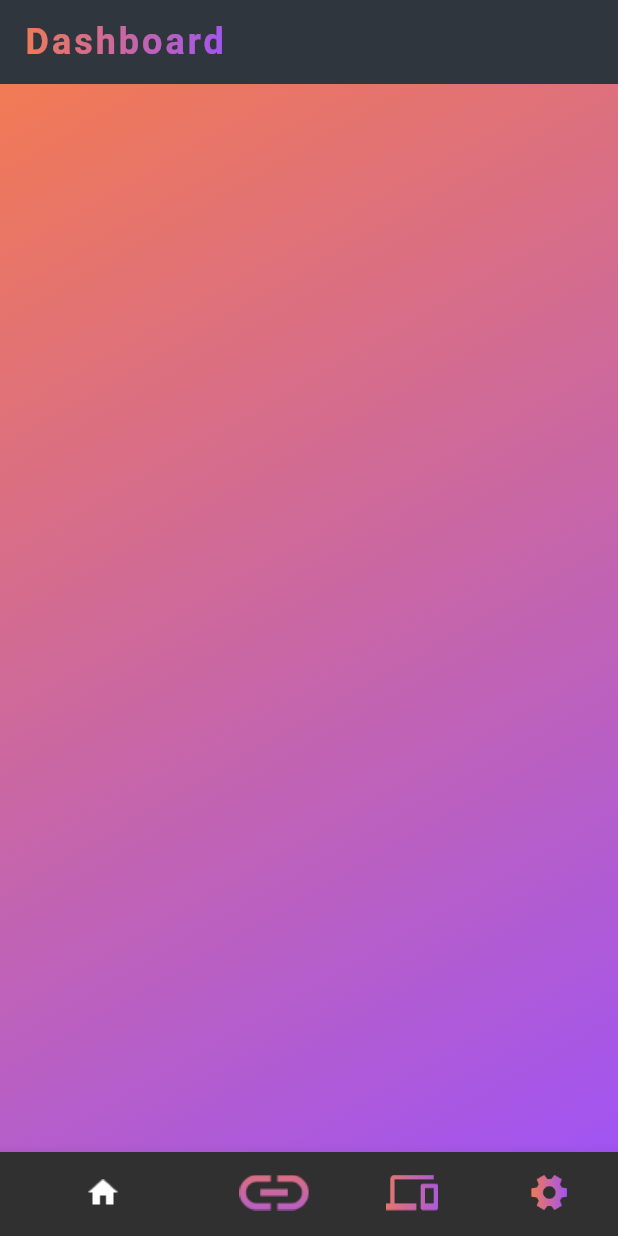
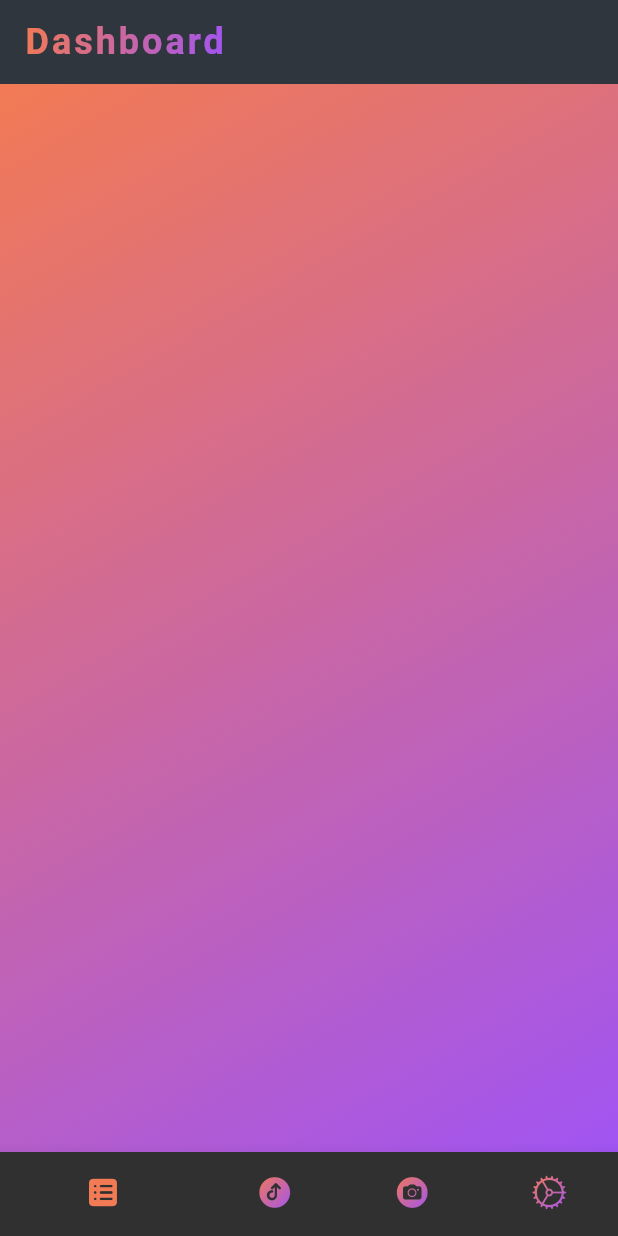
Before and after one commit to lorenacimpean/shit_grabber, a Flutter app: the screen it shows after launch, on a phone screen of 412 x 824 dp. Run offline on Flutter 3.47's test engine with Material 2 defaults, Android fonts, the phone set to English and light mode, and no system bars; our stand-ins replace get; Roboto replaces fonts that are missing (SpaceMono).

Commit message:
finished bottom navigation bar

```diff
--- a/lib/widgets/app_base_screen.dart
+++ b/lib/widgets/app_base_screen.dart
@@ -3,11 +3,9 @@ import 'package:flutter/material.dart';
 import 'package:get/get.dart';
 import 'package:shit_grabber/controllers/base_controlles.dart';
 import 'package:shit_grabber/themes/app_colors.dart';
-import 'package:shit_grabber/themes/app_dimensions.dart';
-import 'package:shit_grabber/themes/app_icon_paths.dart';
-import 'package:shit_grabber/themes/app_strings.dart';
 import 'package:shit_grabber/themes/app_text_theme.dart';
-import 'package:shit_grabber/widgets/gradient_text_widget.dart';
+import 'package:shit_grabber/widgets/app_bottom_nav_widget.dart';
+import 'package:shit_grabber/widgets/gradient_widget.dart';
 
 class AppBaseScreen extends GetView<BaseController> {
   final String screenTitle;
@@ -25,59 +23,23 @@ class AppBaseScreen extends GetView<BaseController> {
       builder: (controller) => Scaffold(
         appBar: _buildAppBar,
         body: _body,
-        bottomNavigationBar: BottomNavigationBar(
-          currentIndex: controller.selectedIndex,
-          onTap: controller.selectNavigationItem,
-          unselectedItemColor: AppColors.secondary,
-          showSelectedLabels: false,
-          enableFeedback: true,
-          type: BottomNavigationBarType.shifting,
-          items: _navigationItems(),
+        bottomNavigationBar: AppBottomNavigationWidget(
+          selectedIndex: controller.selectedIndex,
+          onTabSelected: controller.selectNavigationItem,
         ),
       ),
     );
   }
 
   AppBar get _buildAppBar => AppBar(
-        title: GradientText(
+        title: GradientWidget(Text(
           screenTitle,
           style: AppTextTheme.darkTextTheme.headline2
               ?.copyWith(letterSpacing: 2.0),
-        ),
+        )),
         elevation: 0.0,
         backgroundColor: AppColors.appBlack,
       );
 
   Widget get _body => SafeArea(child: body);
-
-  List<BottomNavigationBarItem> _navigationItems() => [
-        const BottomNavigationBarItem(
-          icon: Image(
-            image: AssetImage(AppIconPaths.home),
-            height: AppDimensions.defaultPadding,
-          ),
-          label: AppStrings.dashboard,
-        ),
-        const BottomNavigationBarItem(
-          icon: Image(
-            image: AssetImage(AppIconPaths.link),
-            height: AppDimensions.defaultPadding,
-          ),
-          label: AppStrings.loadDocuments,
-        ),
-        const BottomNavigationBarItem(
-          icon: Image(
-            image: AssetImage(AppIconPaths.phoneLink),
-            height: AppDimensions.defaultPadding,
-          ),
-          label: AppStrings.takePhoto,
-        ),
-        const BottomNavigationBarItem(
-          icon: Image(
-            image: AssetImage(AppIconPaths.settings),
-            height: AppDimensions.defaultPadding,
-          ),
-          label: AppStrings.settings,
-        ),
-      ];
 }
--- /dev/null
+++ b/lib/widgets/app_bottom_nav_widget.dart
@@ -0,0 +1,55 @@
+import 'package:flutter/cupertino.dart';
+import 'package:flutter/material.dart';
+import 'package:shit_grabber/themes/app_colors.dart';
+import 'package:shit_grabber/themes/app_strings.dart';
+import 'package:shit_grabber/widgets/gradient_widget.dart';
+
+class AppBottomNavigationWidget extends StatelessWidget {
+  final int selectedIndex;
+  final ValueChanged<int>? onTabSelected;
+
+  const AppBottomNavigationWidget({
+    Key? key,
+    required this.selectedIndex,
+    this.onTabSelected,
+  }) : super(key: key);
+
+  @override
+  Widget build(BuildContext context) {
+    return BottomNavigationBar(
+      currentIndex: selectedIndex,
+      onTap: onTabSelected,
+      selectedItemColor: AppColors.primary,
+      showSelectedLabels: false,
+      enableFeedback: true,
+      type: BottomNavigationBarType.shifting,
+      items: _navigationItems,
+    );
+  }
+
+  List<BottomNavigationBarItem> get _navigationItems {
+    List<IconData> icons = [
+      CupertinoIcons.square_list_fill,
+      CupertinoIcons.upload_circle_fill,
+      CupertinoIcons.camera_circle_fill,
+      CupertinoIcons.settings
+    ];
+    List<String> labels = [
+      AppStrings.dashboard,
+      AppStrings.loadDocuments,
+      AppStrings.takePhoto,
+      AppStrings.settings
+    ];
+
+    return icons.map((icon) {
+      return BottomNavigationBarItem(
+        icon: icon == icons[selectedIndex]
+            ? Icon(icon)
+            : GradientWidget(
+                Icon(icon),
+              ),
+        label: labels[selectedIndex],
+      );
+    }).toList();
+  }
+}
--- a/lib/widgets/gradient_text_widget.dart
+++ b/lib/widgets/gradient_widget.dart
@@ -3,14 +3,10 @@ import 'package:shit_grabber/themes/app_colors.dart';
 
 //TODO: transform this into gradient mask that takes any child and use it for icons
 
-class GradientText extends StatelessWidget {
-  final String text;
-  final TextStyle? style;
+class GradientWidget extends StatelessWidget {
+  final Widget child;
 
-  const GradientText(
-    this.text, {
-    this.style,
-  });
+  const GradientWidget(this.child, {Key? key}) : super(key: key);
 
   @override
   Widget build(BuildContext context) {
@@ -19,7 +15,7 @@ class GradientText extends StatelessWidget {
       shaderCallback: (bounds) => AppColors.gradient.createShader(
         Rect.fromLTWH(0, 0, bounds.width, bounds.height),
       ),
-      child: Text(text, style: style),
+      child: child,
     );
   }
 }
```
